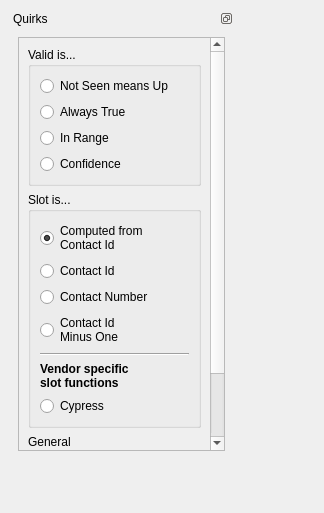
Above: forms/quirks.ui from bentiss/mtdiag-qt before the change. Below: the same form after it.
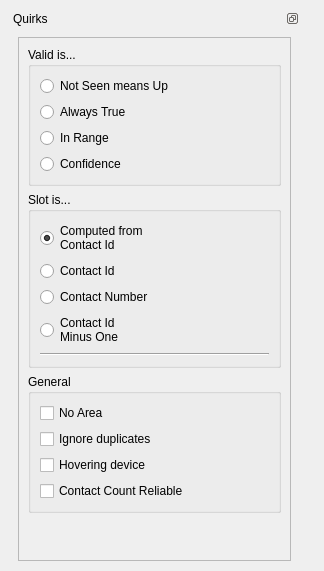
That is the form after the change.

Commit message: update quirks to match latest hid-multitouch

The edit to the form file:
```diff
--- a/forms/quirks.ui
+++ b/forms/quirks.ui
@@ -7,7 +7,7 @@
     <x>0</x>
     <y>0</y>
     <width>324</width>
-    <height>513</height>
+    <height>571</height>
    </rect>
   </property>
   <property name="windowTitle">
@@ -18,8 +18,8 @@
     <rect>
      <x>9</x>
      <y>9</y>
-     <width>225</width>
-     <height>451</height>
+     <width>291</width>
+     <height>561</height>
     </rect>
    </property>
    <property name="features">
@@ -39,9 +39,9 @@
         <property name="geometry">
          <rect>
           <x>0</x>
-          <y>-154</y>
-          <width>201</width>
-          <height>574</height>
+          <y>-43</y>
+          <width>258</width>
+          <height>559</height>
          </rect>
         </property>
         <layout class="QVBoxLayout" name="verticalLayout_3">
@@ -128,27 +128,6 @@
               </property>
              </widget>
             </item>
-            <item>
-             <widget class="QLabel" name="label">
-              <property name="font">
-               <font>
-                <weight>75</weight>
-                <bold>true</bold>
-               </font>
-              </property>
-              <property name="text">
-               <string>Vendor specific
-slot functions</string>
-              </property>
-             </widget>
-            </item>
-            <item>
-             <widget class="QRadioButton" name="radioButton_CYPRESS">
-              <property name="text">
-               <string>Cypress</string>
-              </property>
-             </widget>
-            </item>
            </layout>
           </widget>
          </item>
@@ -158,13 +137,6 @@
             <string>General</string>
            </property>
            <layout class="QGridLayout" name="gridLayout_2">
-            <item row="1" column="0">
-             <widget class="QCheckBox" name="checkBox_WIN_8_CERTIFIED">
-              <property name="text">
-               <string>Win 8</string>
-              </property>
-             </widget>
-            </item>
             <item row="0" column="0">
              <widget class="QCheckBox" name="checkBox_NO_AREA">
               <property name="text">
@@ -172,6 +144,27 @@
               </property>
              </widget>
             </item>
+            <item row="2" column="0">
+             <widget class="QCheckBox" name="checkBox_IGNORE_DUPLICATES">
+              <property name="text">
+               <string>Ignore duplicates</string>
+              </property>
+             </widget>
+            </item>
+            <item row="3" column="0">
+             <widget class="QCheckBox" name="checkBox_HOVERING">
+              <property name="text">
+               <string>Hovering device</string>
+              </property>
+             </widget>
+            </item>
+            <item row="4" column="0">
+             <widget class="QCheckBox" name="checkBox_CONTACT_CNT_ACCURATE">
+              <property name="text">
+               <string>Contact Count Reliable</string>
+              </property>
+             </widget>
+            </item>
            </layout>
           </widget>
          </item>
```
Left out of the diff: 116 changed lines with no effect on the pictures. The commit also changes 2 other files.
